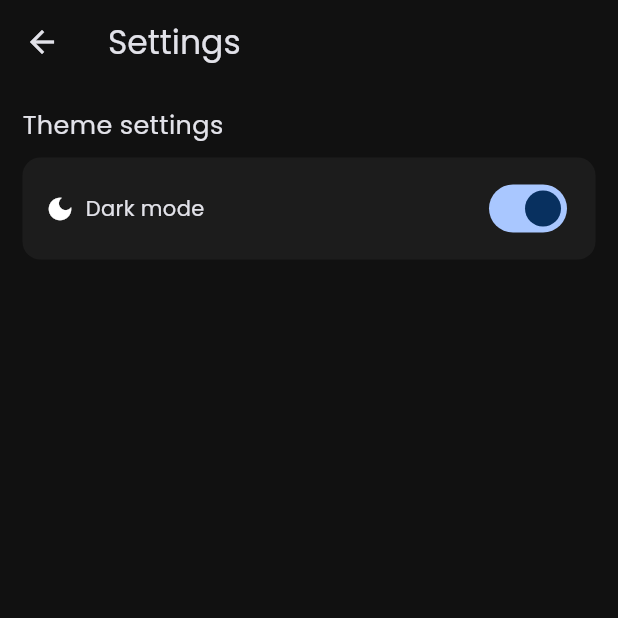
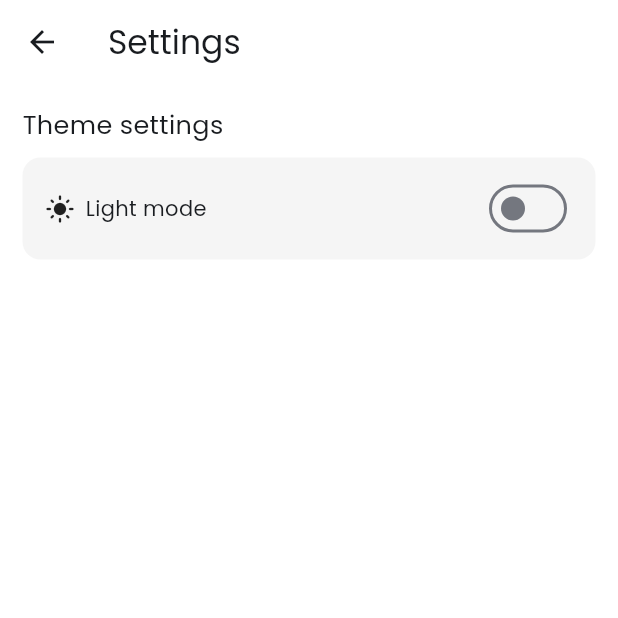
Before and after one commit to murilomonte/todo_app, a Flutter app: the screen it shows after launch, item 2 of the bottom bar chosen, after a tap on the "settings" icon, on a phone screen of 412 x 824 dp, the top half of it. Run offline on Flutter 3.47's test engine with Material 3 defaults, Android fonts, the phone set to English and light mode, and no system bars; our stand-ins replace google_fonts, sqflite; accounts and stored records are empty.

Commit message:
feat: integração com sqflite

```diff
--- a/lib/main.dart
+++ b/lib/main.dart
@@ -3,6 +3,7 @@ import 'package:flutter/services.dart';
 import 'package:provider/provider.dart';
 import 'package:todo_provider/providers/theme/theme_provider.dart';
 import 'package:todo_provider/providers/todo_provider.dart';
+import 'package:todo_provider/providers/user_provider.dart';
 import 'package:todo_provider/views/navigation.dart';
 
 void main() {
@@ -18,6 +19,7 @@ void main() {
   runApp(
     MultiProvider(
       providers: [
+        ChangeNotifierProvider(create: (context) => UserProvider()),
         ChangeNotifierProvider(create: (context) => TodoProvider()),
         ChangeNotifierProvider(create: (context) => ThemeProvider()),
       ],
--- a/lib/providers/theme/theme_provider.dart
+++ b/lib/providers/theme/theme_provider.dart
@@ -1,11 +1,25 @@
+// ignore: unused_import
+// ignore: unused_import
+import 'dart:developer';
+
 import 'package:flutter/material.dart';
 import 'package:todo_provider/providers/theme/dark_mode.dart';
 import 'package:todo_provider/providers/theme/light_mode.dart';
+import 'package:todo_provider/providers/user_provider.dart';
 
 class ThemeProvider extends ChangeNotifier {
-  // iniciamente no lightmode
-  // ThemeData _themeData = lightMode;
-  ThemeData _themeData = darkMode;
+  final UserProvider userProvider = UserProvider();
+  ThemeData _themeData = lightMode;
+
+  void getUserPrefs() async {
+    final userPrefs = await UserProvider().getUser();
+    _themeData = userPrefs.theme == 'light' ? lightMode : darkMode;
+    notifyListeners();
+  }
+
+  ThemeProvider() {
+    getUserPrefs();
+  }
 
   // Getter
   get themeData => _themeData;
@@ -21,8 +35,10 @@ class ThemeProvider extends ChangeNotifier {
   void toggleTheme() {
     if (_themeData == lightMode) {
       _themeData = darkMode;
+      userProvider.updateUserTheme('dark');
     } else {
       _themeData = lightMode;
+      userProvider.updateUserTheme('light');
     }
     notifyListeners();
   }
--- a/lib/providers/todo_provider.dart
+++ b/lib/providers/todo_provider.dart
@@ -1,3 +1,4 @@
+// ignore: unused_import
 import 'dart:developer';
 
 import 'package:flutter/material.dart';
@@ -15,21 +16,27 @@ class TodoProvider extends ChangeNotifier {
   List<TaskModel> _tasks = [];
 
   List<TaskModel> get pendingTasks {
-    log('[run] -> pendingTasks');
+    // log('[run] -> pendingTasks');
     return _tasks.where((item) => item.status == 0).toList();
   }
 
   List<TaskModel> get completedTasks {
-    log('[run] -> completedTasks');
+    // log('[run] -> completedTasks');
     return _tasks.where((item) => item.status == 1).toList();
   }
 
   // Obtém as tasks
   Future<void> updateTaskList() async {
     _tasks = await _databaseService.getTasks();
-    log('[run] -> updateTaskList');
+    // log('[run] -> updateTaskList');
     notifyListeners();
   }
+
+  // void getTaskById(int id) async {
+  //   // log('OIOIO');
+  //   TaskModel task = await _databaseService.getTaskById(id);
+  //   // log('Task by id: ${task.toString()}');
+  // }
 
   // Adiciona uma task
   void addTask({String? title, String? description, double? points = 0}) async {
@@ -38,7 +45,7 @@ class TodoProvider extends ChangeNotifier {
       description: description,
       points: points,
     );
-    log('[run] -> addTaskList');
+    // log('[run] -> addTaskList');
     await updateTaskList();
     notifyListeners();
   }
@@ -46,7 +53,7 @@ class TodoProvider extends ChangeNotifier {
   // Deleta uma task
   void deleteTask(int id) async {
     _databaseService.deleteTask(id);
-    log('[run] -> deleteTask');
+    // log('[run] -> deleteTask');
     await updateTaskList();
     notifyListeners();
   }
@@ -54,7 +61,7 @@ class TodoProvider extends ChangeNotifier {
   // Trasita as taks entre listas
   void toggleTask(int id, int status) async {
     _databaseService.updateTaskStatus(id, status);
-    log('[run] -> toggleTask');
+    // log('[run] -> toggleTask');
     await updateTaskList();
     notifyListeners();
   }
--- /dev/null
+++ b/lib/providers/user_provider.dart
@@ -0,0 +1,27 @@
+// ignore: unused_import
+// ignore: unused_import
+import 'dart:developer';
+
+import 'package:flutter/material.dart';
+import 'package:todo_provider/models/user_model.dart';
+import 'package:todo_provider/services/database_service.dart';
+
+class UserProvider extends ChangeNotifier {
+    final DatabaseService _databaseService = DatabaseService.instance;
+
+    // obtém o user
+    Future<UserModel> getUser() async {
+      UserModel user = await _databaseService.getUser();
+      return user;
+    }
+
+    // atualiza o tema
+    void updateUserTheme(String theme) async {
+      await _databaseService.updateUserTheme(theme);
+    }
+
+    // atualiza o score
+    void updateUserScore(double score) async {
+      await _databaseService.updateUserScore(score);
+    }
+}
--- a/lib/services/database_service.dart
+++ b/lib/services/database_service.dart
@@ -1,8 +1,10 @@
+// ignore: unused_import
 import 'dart:developer';
 
 import 'package:path/path.dart';
 import 'package:sqflite/sqflite.dart';
 import 'package:todo_provider/models/task_model.dart';
+import 'package:todo_provider/models/user_model.dart';
 
 class DatabaseService {
   static Database? _db;
@@ -13,14 +15,13 @@ class DatabaseService {
   // Esse nome será usado em vários lugares, então é bom deixar algo fixo para evitar erros
   final String _taskTableName = 'tasks';
   final String _taskIdColumnName = 'id';
-  final String _taskUserIdColumnName = 'user_id';
+  final String _taskUserIdColumnName = 'userId';
   final String _taskTitleColumnName = 'title';
   final String _taskDescriptionColumnName = 'description';
   final String _taskPointsColumnName = 'points';
   final String _taskStatusColumnName = 'status';
 
-
-  final String _usertableName = 'users';
+  final String _userTableName = 'users';
   final String _userIdColumnName = 'id';
   final String _userNameColumnName = 'name';
   final String _userScoreCoulumnName = 'score';
@@ -44,28 +45,38 @@ class DatabaseService {
       onCreate: (db, version) async {
         await db.execute('PRAGMA foreign_keys = ON;');
         await db.execute('''
-        CREATE TABLE $_usertableName (
+        CREATE TABLE $_userTableName (
           $_userIdColumnName INTEGER PRIMARY KEY,
           $_userNameColumnName TEXT NOT NULL,
           $_userThemeColumnName TEXT NOT NULL,
-          $_userScoreCoulumnName REAL NOT NULL,
+          $_userScoreCoulumnName REAL NOT NULL
         )
         ''');
         await db.execute('''
         CREATE TABLE $_taskTableName (
           $_taskIdColumnName INTEGER PRIMARY KEY,
-          $_taskUserIdColumnName INTEGER PRIMARY KEY,
+          $_taskUserIdColumnName INTEGER,
           $_taskTitleColumnName TEXT NOT NULL,
           $_taskDescriptionColumnName TEXT NOT NULL,
           $_taskPointsColumnName REAL NOT NULL,
-          $_taskStatusColumnName INTEGER NOT NULL
-          FOREIGN KEY ($_taskUserIdColumnName) REFERENCES $_usertableName($_taskIdColumnName) ON DELETE CASCADE
+          $_taskStatusColumnName INTEGER NOT NULL,
+          FOREIGN KEY ($_taskUserIdColumnName) REFERENCES $_userTableName($_taskIdColumnName) ON DELETE CASCADE
         )
         ''');
+        await db.insert(_userTableName, {
+          _userIdColumnName: 0,
+          _userNameColumnName: 'default',
+          _userThemeColumnName: 'light',
+          _userScoreCoulumnName: 0,
+        });
       },
     );
     return database;
   }
+
+  /*
+    Tasks methods
+  */
 
   // Adiciona uma task
   Future<int> addTask({
@@ -76,6 +87,7 @@ class DatabaseService {
     final db = await database;
     return await db.insert(_taskTableName, {
       _taskTitleColumnName: title,
+      _taskUserIdColumnName: 0,
       _taskDescriptionColumnName: description,
       _taskPointsColumnName: points,
       _taskStatusColumnName: 0,
@@ -94,6 +106,7 @@ class DatabaseService {
         data.map((e) {
           return TaskModel(
             id: e["id"] as int,
+            userId: e["userId"] as int,
             title: e["title"] as String,
             description: e["description"] as String,
             points: e["points"] as double,
@@ -113,6 +126,7 @@ class DatabaseService {
         data.map((e) {
           return TaskModel(
             id: e["id"] as int,
+            userId: e["userId"] as int,
             title: e["title"] as String,
             description: e["description"] as String,
             points: e["points"] as double,
@@ -131,11 +145,60 @@ class DatabaseService {
       where: 'id = ?',
       whereArgs: [id],
     );
-    log('$id -> status $status');
+    // log('$id -> status $status');
   }
 
+  // Deleta uma task
   void deleteTask(int id) async {
     final db = await database;
     await db.delete(_taskTableName, where: 'id = ?', whereArgs: [id]);
   }
+
+  /*
+    User methods
+  */
+
+  // Retorna o user
+  Future<UserModel> getUser() async {
+    final db = await database;
+    // Consulta no banco de dados
+    List<Map<String, Object?>> data = await db.query(_userTableName);
+    // pega o resultado e transforma em uma lista
+    List<UserModel> user =
+        data.map((e) {
+          return UserModel(
+            id: e["id"] as int,
+            name: e["name"] as String,
+            theme: e["theme"] as String,
+            score: e["score"] as double,
+          );
+        }).toList();
+    return user[0];
+  }
+
+  // Atualiza o tema
+  Future<void> updateUserTheme(String theme) async {
+    final db = await database;
+    await db.update(
+      _userTableName,
+      {_userThemeColumnName: theme},
+      where: 'id = ?',
+      whereArgs: [0],
+    );
+    // log('[Theme] User 0 -> theme $theme');
+  }
+
+  // Atualiza o score
+  Future<void> updateUserScore(double score) async {
+    final db = await database;
+    UserModel userData = await getUser();
+    double newScore = userData.score + score;
+    await db.update(
+      _userTableName,
+      {_userScoreCoulumnName: newScore},
+      where: 'id = ?',
+      whereArgs: [0],
+    );
+    // log('[Score] User 0 -> score $newScore');
+  }
 }
--- a/lib/views/navigation.dart
+++ b/lib/views/navigation.dart
@@ -1,6 +1,6 @@
 import 'package:flutter/material.dart';
 import 'package:todo_provider/views/home_page.dart';
-import 'package:todo_provider/views/profile_page.dart';
+import 'package:todo_provider/views/progress_page.dart';
 
 class Navigation extends StatefulWidget {
   const Navigation({super.key});
@@ -16,7 +16,7 @@ class _NavigationState extends State<Navigation> {
     return Scaffold(
       bottomNavigationBar: NavigationBarTheme(
         data: NavigationBarThemeData(
-         // indicatorColor: const Color.fromARGB(255, 50, 50, 50) -> mudar depois
+          // indicatorColor: const Color.fromARGB(255, 50, 50, 50) -> mudar depois
         ),
         child: NavigationBar(
           //labelBehavior: NavigationDestinationLabelBehavior.alwaysHide,
@@ -37,14 +37,14 @@ class _NavigationState extends State<Navigation> {
               label: 'Home',
             ),
             NavigationDestination(
-              icon: Icon(Icons.person_outlined),
-              selectedIcon: Icon(Icons.person),
-              label: 'Profile',
-            )
+              selectedIcon: Icon(Icons.trending_up),
+              icon: Icon(Icons.trending_up_outlined),
+              label: 'Score',
+            ),
           ],
         ),
       ),
-      body: [HomePage(), ProfilePage()][counter],
+      body: [HomePage(), ProgressPage()][counter],
     );
   }
 }
--- a/lib/views/profile_page.dart
+++ b/lib/views/progress_page.dart
@@ -1,14 +1,16 @@
 import 'package:flutter/material.dart';
+import 'package:provider/provider.dart';
+import 'package:todo_provider/providers/user_provider.dart';
 import 'package:todo_provider/views/settings_page.dart';
 
-class ProfilePage extends StatelessWidget {
-  const ProfilePage({super.key});
+class ProgressPage extends StatelessWidget {
+  const ProgressPage({super.key});
 
   @override
   Widget build(BuildContext context) {
     return Scaffold(
       appBar: AppBar(
-        title: Text('Profile'),
+        title: Text('Progress'),
         actions: [
           IconButton(
             onPressed:
@@ -25,27 +27,6 @@ class ProfilePage extends StatelessWidget {
         child: Column(
           crossAxisAlignment: CrossAxisAlignment.start,
           children: [
-            // Info perfil
-            Row(
-              spacing: 20,
-              children: [
-                CircleAvatar(
-                  backgroundImage: NetworkImage(
-                    'https://i.pinimg.com/originals/b3/2e/df/b32edfb7da5ef8d5e85740b3100b1b2f.jpg',
-                  ),
-                  radius: 60,
-                ),
-                Column(
-                  crossAxisAlignment: CrossAxisAlignment.start,
-                  children: [
-                    Text('Fulaninho', style: TextStyle(fontSize: 30)),
-                    Text('@catWithTie', style: TextStyle(fontSize: 15)),
-                  ],
-                ),
-              ],
-            ),
-            SizedBox(height: 20),
-            Text('Progress', style: TextStyle(fontSize: 25)),
             SizedBox(height: 10),
             Card.filled(
               margin: EdgeInsets.all(0),
@@ -61,12 +42,26 @@ class ProfilePage extends StatelessWidget {
                       spacing: 5,
                       children: [Icon(Icons.paid_outlined), Text('Pontuação')],
                     ),
-                    Text(
-                      '0 pts',
-                      style: TextStyle(
-                        fontSize: 18,
-                        fontWeight: FontWeight.bold,
-                      ),
+                    FutureBuilder(
+                      future: context.read<UserProvider>().getUser(),
+                      builder: (context, snapshot) {
+                        if (snapshot.connectionState == ConnectionState.waiting) {
+                          return Text(
+                          '0pts',
+                          style: TextStyle(
+                            fontSize: 18,
+                            fontWeight: FontWeight.bold,
+                          ),
+                        );
+                        }
+                        return Text(
+                          '${snapshot.data!.score.round().toString()}pts',
+                          style: TextStyle(
+                            fontSize: 18,
+                            fontWeight: FontWeight.bold,
+                          ),
+                        );
+                      },
                     ),
                   ],
                 ),
--- a/lib/views/settings_page.dart
+++ b/lib/views/settings_page.dart
@@ -39,7 +39,7 @@ class SettingsPage extends StatelessWidget {
                                 value.isDarkMode
                                     ? Icons.dark_mode
                                     : Icons.light_mode,
-                               size: 20,
+                                size: 20,
                               ),
                               Text(
                                 value.isDarkMode ? 'Dark mode' : 'Light mode',
@@ -48,7 +48,9 @@ class SettingsPage extends StatelessWidget {
                           ),
                           Switch(
                             value: value.isDarkMode,
-                            onChanged: (context) => value.toggleTheme(),
+                            onChanged: (context) {
+                              value.toggleTheme();
+                            },
                           ),
                         ],
                       ),
--- a/lib/widgets/task_item.dart
+++ b/lib/widgets/task_item.dart
@@ -1,6 +1,7 @@
 import 'package:flutter/material.dart';
 import 'package:provider/provider.dart';
 import 'package:todo_provider/providers/todo_provider.dart';
+import 'package:todo_provider/providers/user_provider.dart';
 import 'package:todo_provider/widgets/task_info_bottom_sheet.dart';
 
 class TaskItem extends StatelessWidget {
@@ -63,7 +64,8 @@ class TaskItem extends StatelessWidget {
             trailing: Checkbox(
               value: status == 1,
               onChanged: (value) {
-                Provider.of<TodoProvider>(context, listen: false).toggleTask(id, status == 1 ? 0 : 1);
+                context.read<TodoProvider>().toggleTask(id, status == 1 ? 0 : 1);
+                context.read<UserProvider>().updateUserScore(points);
               },
             ),
           ),
--- a/lib/widgets/task_tab.dart
+++ b/lib/widgets/task_tab.dart
@@ -1,3 +1,4 @@
+// ignore: unused_import
 import 'dart:developer';
 
 import 'package:flutter/material.dart';
@@ -26,7 +27,7 @@ class TaskTab extends StatelessWidget {
             child: Consumer<TodoProvider>(
                 builder: (context, value, child) {
                   // TODO: o consumer tá sendo chamado várias vezes
-                  log('[run] -> consumer<TodoProvider>');
+                  // log('[run] -> consumer<TodoProvider>');
 
                   List<TaskModel> tasks =
                       pending ? value.pendingTasks : value.completedTasks;
```
Also changed, not shown: lib/models/task_model.dart (+7 -1 lines), lib/models/user_model.dart (added, +18 -0 lines).
